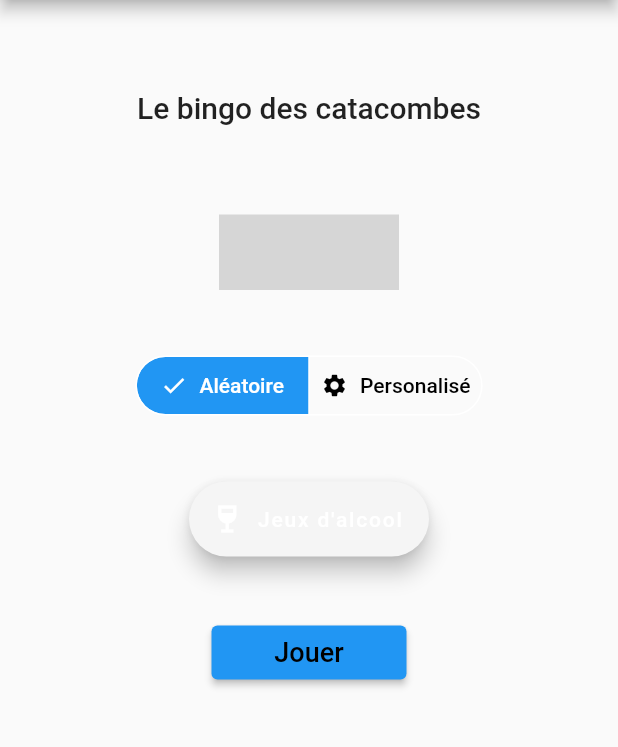
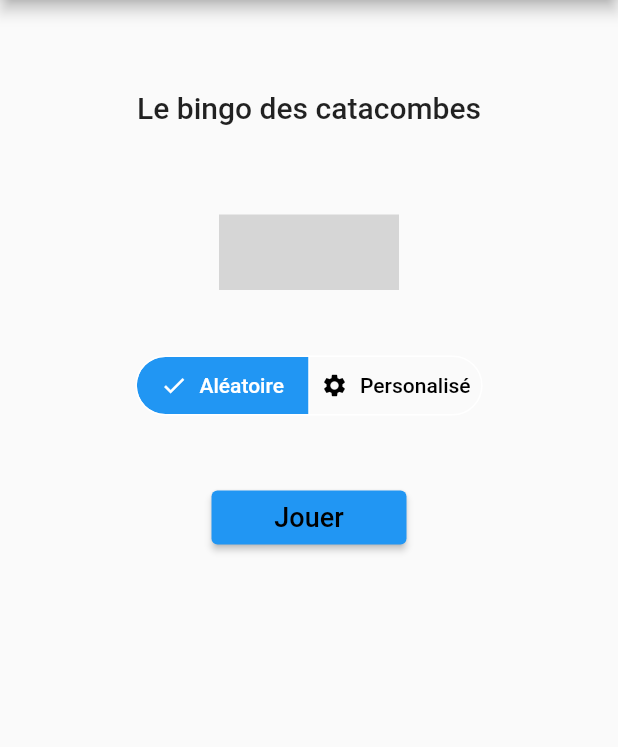
Before and after one commit to Extauren/Plaktago, a Flutter app: the Home screen opened directly with empty values, on a phone screen of 412 x 824 dp, the part 84-831 px from its top. Run offline on Flutter 3.47's test engine with Material 2 defaults, Android fonts, the phone set to English and light mode, and no system bars; drawn by our look-alikes of animated_toggle_switch; our stand-ins replace another_flushbar, awesome_dialog, confetti, data_table_2, expansion_tile_card, fl_chart and 6 more; accounts and stored records are empty; generated files the repository leaves out were written again; grey boxes are pictures that could not be loaded.

Commit message:
Remove alcool button and Fix margin start game button

```diff
--- a/lib/home/home.dart
+++ b/lib/home/home.dart
@@ -283,43 +283,43 @@ class _Home extends State<Home> {
                             nbCardSelect: nbCards,
                             changeNbCardValue: changeNbCardValue,
                             controller: _childScrollController)))),
-          if (!widget.bingoParams.isAlcool)
-            Align(
-                child: Container(
-                    height: 50,
-                    width: 160,
-                    margin: EdgeInsets.symmetric(vertical: 40, horizontal: 100),
-                    child: FloatingActionButton.extended(
-                      onPressed: setIsAcool,
-                      backgroundColor: Colors.grey[100],
-                      icon: Icon(
-                        Icons.wine_bar,
-                      ),
-                      label: Text(
-                        "Jeux d'alcool",
-                      ),
-                    ))),
-          if (widget.bingoParams.isAlcool)
-            Align(
-                child: Container(
-                    height: 50,
-                    width: 160,
-                    margin: EdgeInsets.symmetric(vertical: 40, horizontal: 100),
-                    child: FloatingActionButton.extended(
-                      onPressed: setIsAcool,
-                      backgroundColor: Colors.lightGreen[400],
-                      icon: Icon(
-                        Icons.wine_bar,
-                      ),
-                      label: Text(
-                        "Jeux d'alcool",
-                      ),
-                    ))),
+          // if (!widget.bingoParams.isAlcool)
+          //   Align(
+          //       child: Container(
+          //           height: 50,
+          //           width: 160,
+          //           margin: EdgeInsets.symmetric(vertical: 40, horizontal: 100),
+          //           child: FloatingActionButton.extended(
+          //             onPressed: setIsAcool,
+          //             backgroundColor: Colors.grey[100],
+          //             icon: Icon(
+          //               Icons.wine_bar,
+          //             ),
+          //             label: Text(
+          //               "Jeux d'alcool",
+          //             ),
+          //           ))),
+          // if (widget.bingoParams.isAlcool)
+          //   Align(
+          //       child: Container(
+          //           height: 50,
+          //           width: 160,
+          //           margin: EdgeInsets.symmetric(vertical: 40, horizontal: 100),
+          //           child: FloatingActionButton.extended(
+          //             onPressed: setIsAcool,
+          //             backgroundColor: Colors.lightGreen[400],
+          //             icon: Icon(
+          //               Icons.wine_bar,
+          //             ),
+          //             label: Text(
+          //               "Jeux d'alcool",
+          //             ),
+          //           ))),
           Align(
             child: Container(
                 //constraints: BoxConstraints(maxWidth: 200),
                 width: 130,
-                margin: EdgeInsets.only(bottom: 20),
+                margin: EdgeInsets.only(top: 40, bottom: 20),
                 child: LaunchGame(
                     launchGame: launchGame,
                     btek: btek,
```
